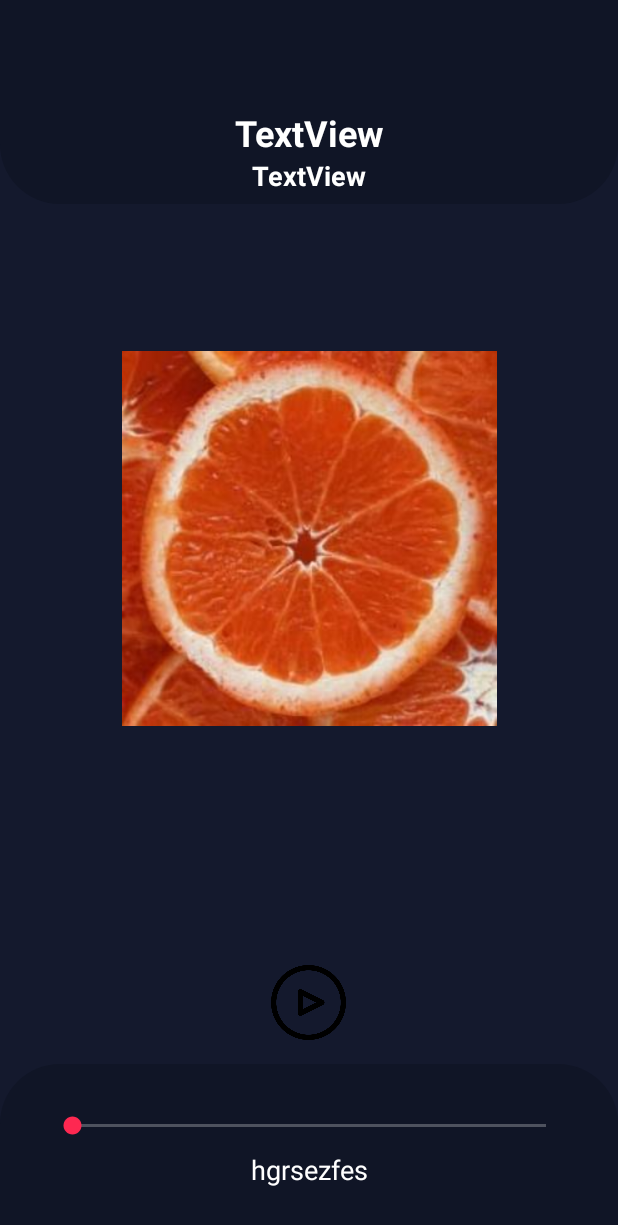
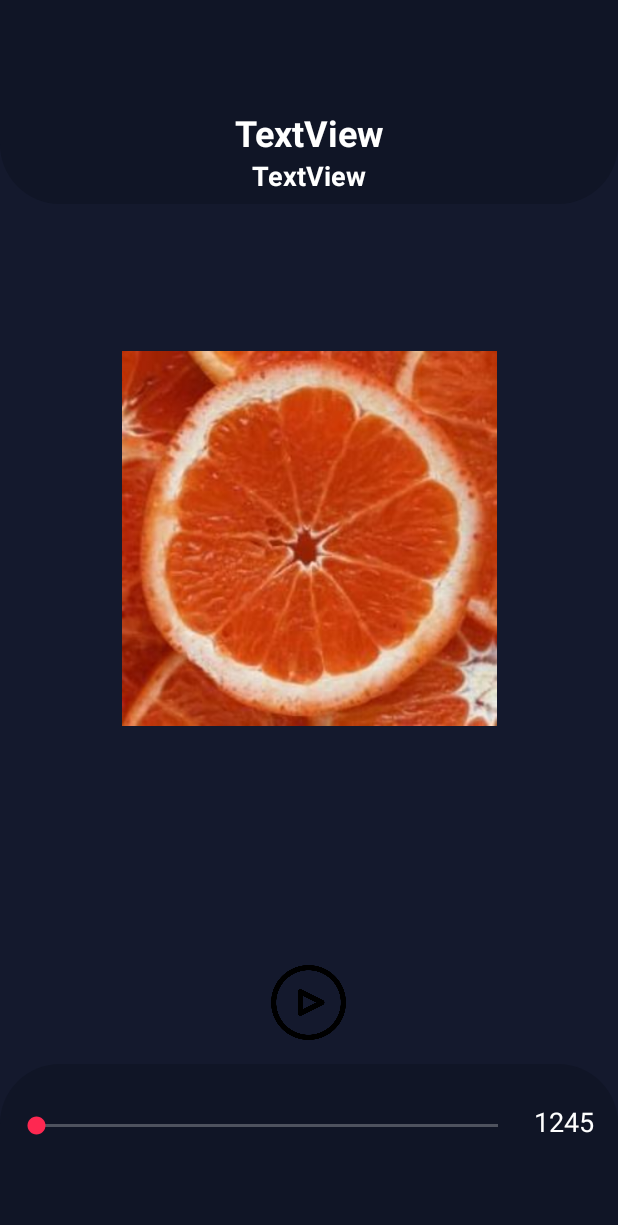
Before and after one commit to DaniilBolgar/MediPlayer, an Android app: the layout activity_main.xml on its own in the app's theme, with its tools: preview values and no code run, on a phone screen of 412 x 824 dp. Shown: the top 1225 px of the screen. Run offline under Robolectric (Android 15) with nearby library versions, the phone set to English and light mode, and no system bars; Roboto replaces fonts that are not available here.

Commit message:
fixed Seekbar and added time counter

```diff
--- a/app/src/main/java/com/daniil/mediplayer/MainActivity.java
+++ b/app/src/main/java/com/daniil/mediplayer/MainActivity.java
@@ -105,7 +105,7 @@ public class MainActivity extends AppCompatActivity {
                     }
                 }
             }
-        });
+        }).start();
 
     }
     private Handler handler = new Handler(){
--- a/app/src/main/res/layout/activity_main.xml
+++ b/app/src/main/res/layout/activity_main.xml
@@ -105,12 +105,12 @@
 
             <SeekBar
                 android:id="@+id/seekBar"
-                android:layout_width="match_parent"
+                android:layout_width="0dp"
                 android:layout_height="wrap_content"
-                android:layout_marginStart="32dp"
+                android:layout_marginStart="8dp"
                 android:layout_marginTop="32dp"
-                android:layout_marginEnd="32dp"
-                app:layout_constraintEnd_toEndOf="parent"
+                android:layout_marginEnd="8dp"
+                app:layout_constraintEnd_toStartOf="@+id/remainingTime"
                 app:layout_constraintStart_toStartOf="parent"
                 app:layout_constraintTop_toTopOf="parent" />
 
@@ -118,15 +118,13 @@
                 android:id="@+id/remainingTime"
                 android:layout_width="wrap_content"
                 android:layout_height="wrap_content"
-                android:layout_marginStart="176dp"
-                android:layout_marginTop="8dp"
-                android:layout_marginEnd="176dp"
-                android:text="hgrsezfes"
+                android:layout_marginTop="26dp"
+                android:layout_marginEnd="16dp"
+                android:text="1245"
                 android:textColor="#FFFFFF"
                 android:textSize="18sp"
                 app:layout_constraintEnd_toEndOf="parent"
-                app:layout_constraintStart_toStartOf="parent"
-                app:layout_constraintTop_toBottomOf="@+id/seekBar" />
+                app:layout_constraintTop_toTopOf="parent" />
         </androidx.constraintlayout.widget.ConstraintLayout>
     </LinearLayout>
 
```
